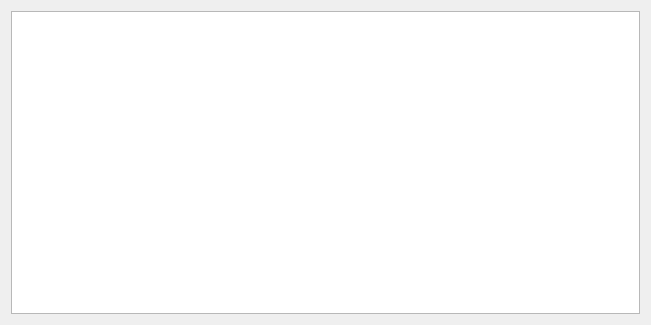
Before: the Qt Designer form Qt/Lab_1/departurejournal.ui in avasyutkin/term_2, drawn with Qt 5.
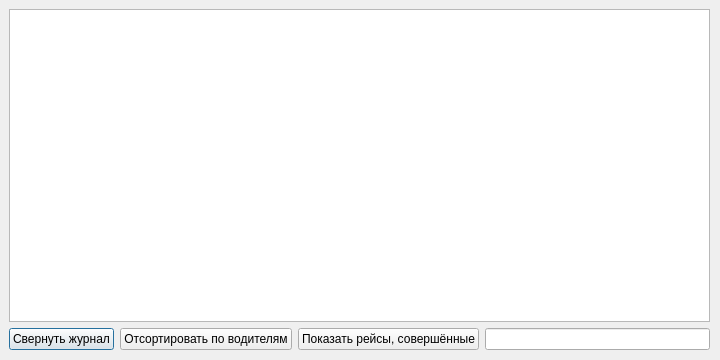
After: the same form once the commit is applied.

Patch:
```diff
--- a/Qt/Lab_1/departurejournal.ui
+++ b/Qt/Lab_1/departurejournal.ui
@@ -6,18 +6,68 @@
    <rect>
     <x>0</x>
     <y>0</y>
-    <width>651</width>
-    <height>325</height>
+    <width>720</width>
+    <height>360</height>
    </rect>
   </property>
   <property name="windowTitle">
    <string>Dialog</string>
   </property>
-  <layout class="QHBoxLayout" name="horizontalLayout">
-   <item>
-    <widget class="QTableWidget" name="tableWidget"/>
-   </item>
-  </layout>
+  <widget class="QWidget" name="">
+   <property name="geometry">
+    <rect>
+     <x>9</x>
+     <y>9</y>
+     <width>701</width>
+     <height>341</height>
+    </rect>
+   </property>
+   <layout class="QVBoxLayout" name="verticalLayout_2">
+    <item>
+     <layout class="QVBoxLayout" name="verticalLayout">
+      <item>
+       <widget class="QTableWidget" name="tableWidget"/>
+      </item>
+      <item>
+       <layout class="QHBoxLayout" name="horizontalLayout_3">
+        <item>
+         <layout class="QHBoxLayout" name="horizontalLayout">
+          <item>
+           <widget class="QPushButton" name="pushButton_4">
+            <property name="text">
+             <string>Свернуть журнал</string>
+            </property>
+           </widget>
+          </item>
+          <item>
+           <widget class="QPushButton" name="pushButton_2">
+            <property name="text">
+             <string>Отсортировать по водителям</string>
+            </property>
+           </widget>
+          </item>
+         </layout>
+        </item>
+        <item>
+         <layout class="QHBoxLayout" name="horizontalLayout_2">
+          <item>
+           <widget class="QPushButton" name="pushButton_3">
+            <property name="text">
+             <string>Показать рейсы, совершённые</string>
+            </property>
+           </widget>
+          </item>
+          <item>
+           <widget class="QLineEdit" name="lineEdit"/>
+          </item>
+         </layout>
+        </item>
+       </layout>
+      </item>
+     </layout>
+    </item>
+   </layout>
+  </widget>
  </widget>
  <resources/>
  <connections/>
```
